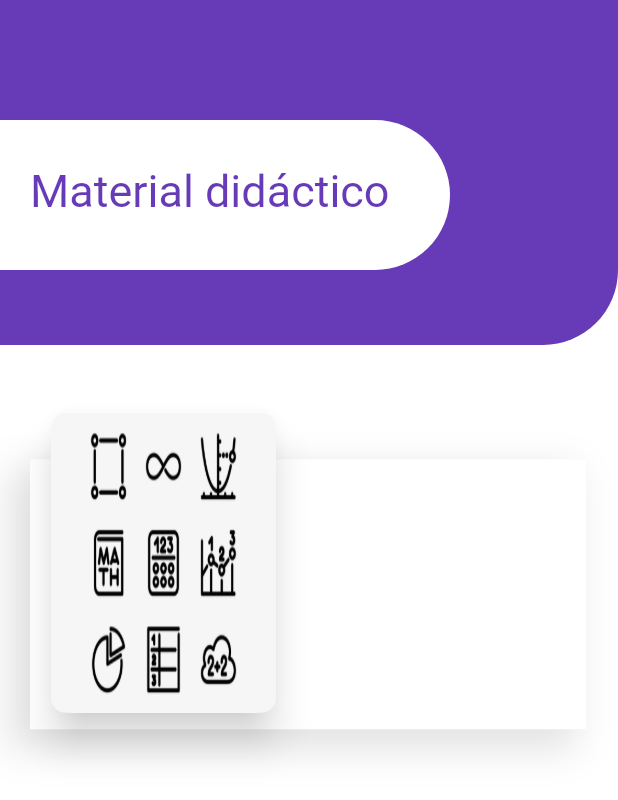
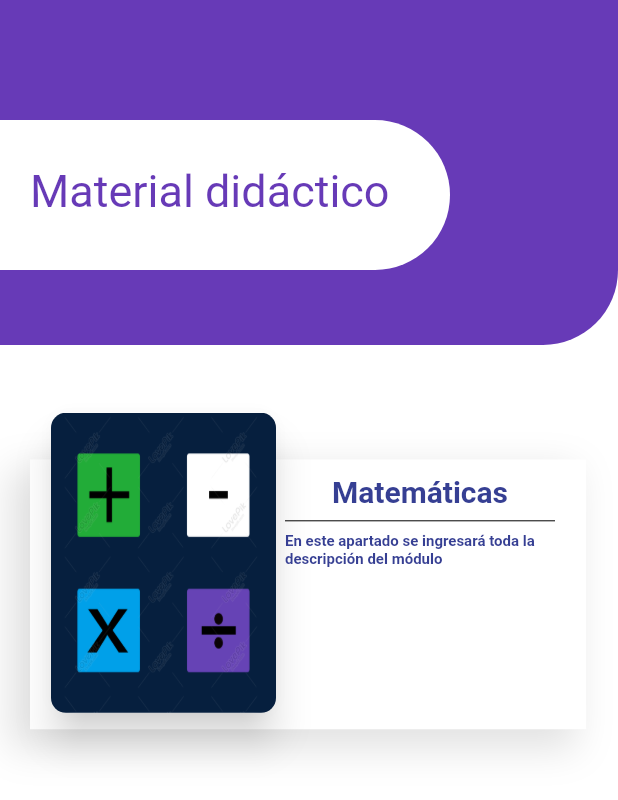
Before and after one commit to brandonrdgz/exaa_2, a Flutter app: the screen it shows after launch, on a phone screen of 412 x 824 dp. Shown: the top 800 px of the screen. Run offline on Flutter 3.47's test engine with Material 2 defaults, Android fonts, the phone set to English and light mode, and no system bars.

Commit message:
changing a better image for the card, titles and description for modules

```diff
--- a/lib/pages/learning_page.dart
+++ b/lib/pages/learning_page.dart
@@ -96,9 +96,38 @@
                         borderRadius: BorderRadius.circular(10.0),
                         image: DecorationImage(
                           fit: BoxFit.fill,
-                            image: AssetImage('assets/design/math.png'),
+                          image: AssetImage('assets/design/math1.png'),
                         ),
                       ),
+                    ),
+                  ),
+                ),
+                Positioned(
+                    top: 45,
+                    left: 190,
+                    child: Container(
+                      height: 150,
+                      width: 180,
+                      child: Column(
+                        children: <Widget>[
+                          Text(
+                            'Matemáticas',
+                            style: TextStyle(
+                                fontSize: 20,
+                                color: Color(0xFF363f93),
+                                fontWeight: FontWeight.bold),
+                          ),
+                          Divider(
+                            color: Colors.black,
+                          ),
+                          Text(
+                            'En este apartado se ingresará toda la descripción del módulo',
+                            style: TextStyle(
+                                fontSize: 10,
+                                color: Color(0xFF363f93),
+                                fontWeight: FontWeight.bold),
+                          ),
+                        ],
                       ),
                     ))
               ],
```
Also changed, not shown: assets/design/math1.png (added). Lines whose indentation alone changed are shown as unchanged.
